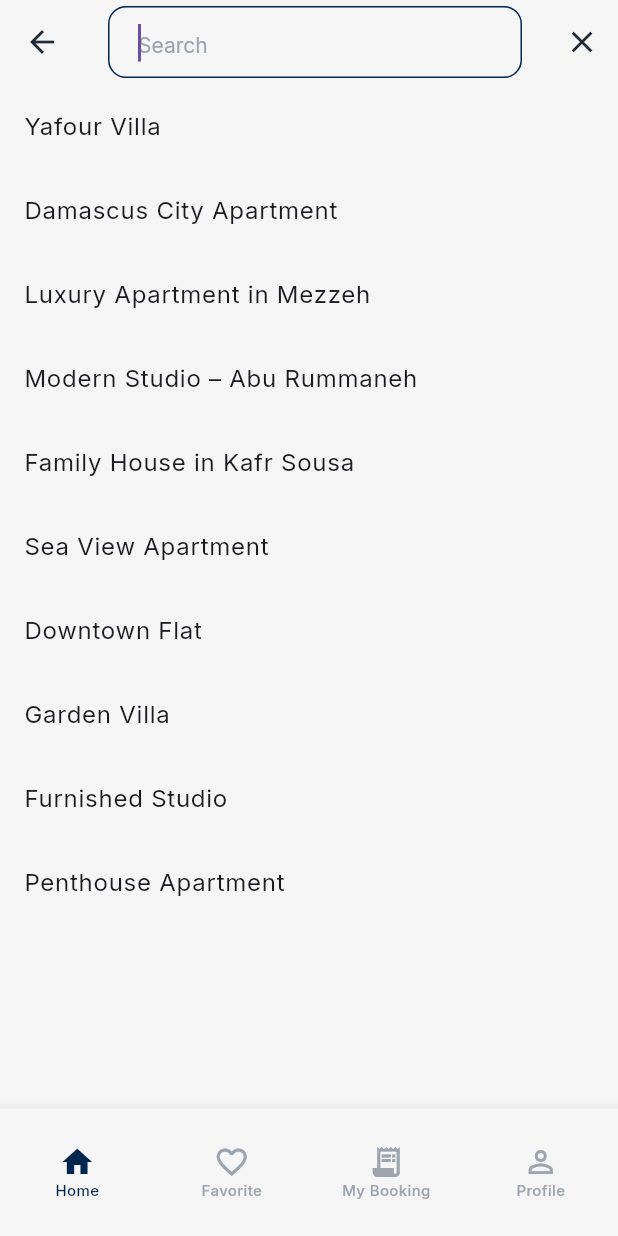
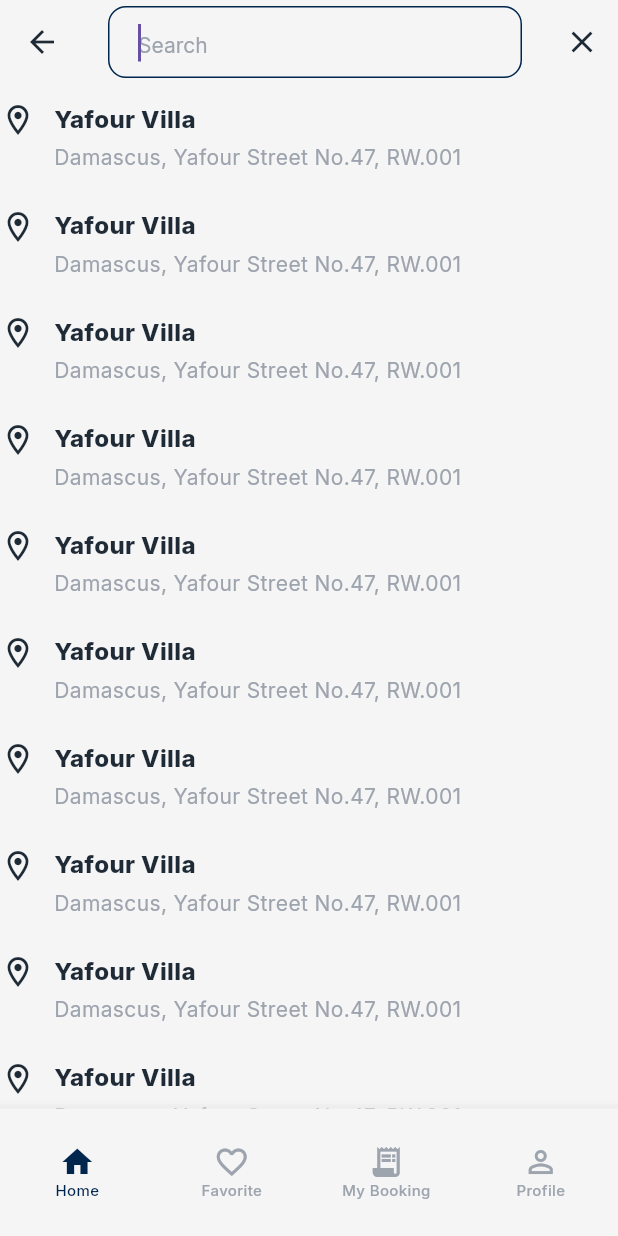
Before and after one commit to ILemonshotI/Simsar_Rent_Application, a Flutter app: the HomeScreen screen opened by its route, after a tap on "Search Property", on a phone screen of 412 x 824 dp. Run offline on Flutter 3.47's test engine with Material 3 defaults, Android fonts, the phone set to English and light mode, and no system bars; our stand-ins replace dio, go_router, google_fonts, image_picker.

Commit message:
working filtering button

```diff
--- a/lib/Custom_Widgets/Text_Fields/search_field.dart
+++ b/lib/Custom_Widgets/Text_Fields/search_field.dart
@@ -2,28 +2,34 @@ import 'package:flutter/material.dart';
 import 'package:simsar/utils/search_delegate.dart';
 import 'package:simsar/Theme/app_colors.dart';
 import 'package:simsar/Theme/text_theme.dart';
+import 'package:simsar/Models/property_model.dart';
+import 'package:simsar/Models/filter_model.dart';
+
 class SPropertySearchBar extends StatelessWidget {
-  final List<String> sourceList;
-  final Function(String) onSelected;
+  final List<Property> propertiesList;
+  final Function(Property) onSelected;
+  final VoidCallback onFilterTap;
 
   const SPropertySearchBar({
     super.key,
-    required this.sourceList,
-    required this.onSelected
+    required this.propertiesList,
+    required this.onSelected,
+    required this.onFilterTap,
   });
 
   @override
   Widget build(BuildContext context) {
-    return GestureDetector(
+    return InkWell(
       onTap: () async {
         // This triggers the full-screen search logic
-        final String? selected = await showSearch<String>(
+        final Property? selectedProperty = await showSearch<Property?>(
           context: context,
-          delegate: ApartmentSearchDelegate(sourceList),
+          delegate: ApartmentSearchDelegate(propertiesList),
         );
 
-        if (selected != null && selected.isNotEmpty) {
-          onSelected(selected);
+        if (selectedProperty != null) {
+           onSelected(selectedProperty);
+           print(selectedProperty.title);
         }
       },
       child: Container(
@@ -44,7 +50,10 @@ class SPropertySearchBar extends StatelessWidget {
                 style: STextTheme.lightTextTheme.bodyMedium, // Replace with STextTheme hint style
               ),
             ),
-            const Icon(Icons.tune_rounded, color: SAppColors.secondaryDarkBlue),
+            IconButton(
+            onPressed: onFilterTap,
+            icon: const Icon(Icons.tune_rounded, color: SAppColors.secondaryDarkBlue),
+          ),
           ],
         ),
       ),
--- /dev/null
+++ b/lib/Custom_Widgets/Tiles/apartment_search_tile.dart
@@ -0,0 +1,67 @@
+import 'package:flutter/material.dart';
+import 'package:simsar/Models/property_model.dart';
+import 'package:simsar/Theme/app_colors.dart';
+import 'package:simsar/Theme/text_theme.dart';
+class ApartmentSearchTile extends StatelessWidget {
+  final Property property;
+  final VoidCallback onTap;
+
+
+  const ApartmentSearchTile({
+    super.key,
+    required this.property,
+    required this.onTap,
+  });
+
+  @override
+  Widget build(BuildContext context) {
+    return Material(
+      color: Colors.transparent,
+      child: InkWell(
+        onTap: onTap,
+        child: Padding(
+          padding: const EdgeInsets.symmetric(vertical: 12),
+          child: Row(
+            crossAxisAlignment: CrossAxisAlignment.start,
+            children: [
+              // Icon
+              Icon(
+                Icons.location_on_outlined,
+                size: 24,
+                color: SAppColors.textGray,
+              ),
+
+              const SizedBox(width: 12),
+
+              // Texts
+              Expanded(
+                child: Column(
+                  crossAxisAlignment: CrossAxisAlignment.start,
+                  children: [
+                    // Property title
+                    Text(
+                      property.title,
+                      style: STextTheme.lightTextTheme.titleMedium!.copyWith(fontWeight: FontWeight.w800),
+                      maxLines: 1,
+                      overflow: TextOverflow.ellipsis,
+                    ),
+
+                    const SizedBox(height: 4),
+
+                    // Location
+                    Text(
+                      "${property.province}, ${property.city}",
+                      style: STextTheme.lightTextTheme.bodyMedium,
+                      maxLines: 1,
+                      overflow: TextOverflow.ellipsis,
+                    ),
+                  ],
+                ),
+              ),
+            ],
+          ),
+        ),
+      ),
+    );
+  }
+}
--- a/lib/Custom_Widgets/Tiles/property_tile.dart
+++ b/lib/Custom_Widgets/Tiles/property_tile.dart
@@ -68,7 +68,7 @@ class PropertyTile extends StatelessWidget {
                         const SizedBox(width: 4),
                         Expanded(
                           child: Text(
-                            property.location,
+                            "${property.province}, ${property.city}",
                             style: STextTheme.lightTextTheme.bodySmall,
                             maxLines: 1,
                             overflow: TextOverflow.ellipsis,
@@ -78,7 +78,7 @@ class PropertyTile extends StatelessWidget {
                     ),
                     const SizedBox(height: 4),
                     Text(
-                      '\$${property.pricePerMonth.toInt()}/night',
+                      '\$${property.pricePerDay.toInt()}/night',
                       style: STextTheme.lightTextTheme.displaySmall,
                     ),
                   ],
--- a/lib/Models/property_model.dart
+++ b/lib/Models/property_model.dart
@@ -1,13 +1,14 @@
 class Property {
   final String title;
-  final String location;
-  final double pricePerMonth;
+  final String province;
+  final String city;
+  final double pricePerDay;
   final List<String> images;
   final int bedrooms;
   final int bathrooms;
   final int areaSqft;
   final int buildYear;
-  final String parking;
+  final bool parking;
   final String status;
   final String description;
 
@@ -17,8 +18,9 @@ class Property {
 
   Property({
     required this.title,
-    required this.location,
-    required this.pricePerMonth,
+    required this.province,
+    required this.city,
+    required this.pricePerDay,
     required this.images,
     required this.bedrooms,
     required this.bathrooms,
--- a/lib/Screens/home_screen.dart
+++ b/lib/Screens/home_screen.dart
@@ -1,13 +1,12 @@
 import 'package:flutter/material.dart';
 import 'package:go_router/go_router.dart';
-
 import 'package:simsar/Custom_Widgets/Tiles/property_tile.dart';
 import 'package:simsar/Custom_Widgets/Tiles/home_header.dart';
 import 'package:simsar/Custom_Widgets/Text_Fields/search_field.dart';
-
 import 'package:simsar/Models/property_model.dart';
 import 'package:simsar/Theme/app_colors.dart';
-
+import 'package:simsar/Models/filter_model.dart';
+import 'package:simsar/Custom_Widgets/Tiles/filter_sheet.dart';
 class HomeScreen extends StatefulWidget {
   const HomeScreen({super.key});
 
@@ -18,12 +17,29 @@ class HomeScreen extends StatefulWidget {
 class _HomeScreenState extends State<HomeScreen> {
 
   late List<Property> filteredProperties;
+  PropertyFilter activeFilter = PropertyFilter();
 
   @override
   void initState() {
     super.initState();
     // Initially show all properties
     filteredProperties = List.from(properties);
+  }
+
+void _applyFilters(PropertyFilter newFilter) {
+    setState(() {
+      activeFilter = newFilter;
+      filteredProperties = properties.where((p) {
+        // 1. Filter by Location
+        final matchesLocation = activeFilter.location == null || p.province == activeFilter.location;
+        // 2. Filter by Price
+        final matchesPrice = p.pricePerDay >= activeFilter.minPrice && p.pricePerDay <= activeFilter.maxPrice;
+        // 3. Filter by Type (Assuming your Property model has a 'type' field)
+        // final matchesType = activeFilter.propertyTypes.isEmpty || activeFilter.propertyTypes.contains(p.type);
+
+        return matchesLocation && matchesPrice;
+      }).toList();
+    });
   }
 
   @override
@@ -48,11 +64,12 @@ class _HomeScreenState extends State<HomeScreen> {
             // Search Bar
             Center(
               child: SPropertySearchBar(
-                sourceList: dummyPropertyNames,
-                onSelected: (selectedName) {
-                  // Just print the returned string for now
-                  print("Selected property: $selectedName");
+                propertiesList: properties,
+                onSelected: (selectedProperty) {
+                  // Just print the returned property for now
+                  print("Selected property: ${selectedProperty.title}");
             },
+                onFilterTap: () => showFilterSheet(context, activeFilter, _applyFilters),
             ),
             ),
 
@@ -97,16 +114,19 @@ class _HomeScreenState extends State<HomeScreen> {
     );
   }
 }
+
+
 final dummyProperty = Property(
   title: "Yafour Villa",
-  location: "Yafour Street No.47, RW.001",
-  pricePerMonth: 120.0,
+  province: "Damascus",
+  city: "Yafour Street No.47, RW.001",
+  pricePerDay: 120.0,
   images: ["assets/images/yafour_villa.jpg"],
   bedrooms: 2,
   bathrooms: 1,
   areaSqft: 450,
   buildYear: 2021,
-  parking: "Yes",
+  parking: true,
   status: "Active",
   description: "A cozy place to stay.",
   agent: Agent(
@@ -135,15 +155,3 @@ final List<Property> properties = [
   dummyProperty,
   dummyProperty,
 ];
-final List<String> dummyPropertyNames = [
-  "Yafour Villa",
-  "Damascus City Apartment",
-  "Luxury Apartment in Mezzeh",
-  "Modern Studio – Abu Rummaneh",
-  "Family House in Kafr Sousa",
-  "Sea View Apartment",
-  "Downtown Flat",
-  "Garden Villa",
-  "Furnished Studio",
-  "Penthouse Apartment",
-];
--- a/lib/Screens/login_screen.dart
+++ b/lib/Screens/login_screen.dart
@@ -10,7 +10,7 @@ import 'package:simsar/Custom_Widgets/Tiles/login_footer.dart';
 import 'package:simsar/Theme/app_colors.dart';
 import 'package:simsar/Network/api_client.dart';
 //import 'package:simsar/Screens/register_screen.dart';
-// import 'package:simsar/Screens/home_screen.dart';
+//import 'package:simsar/Screens/home_screen.dart';
 class LoginScreen extends StatefulWidget {
 
   const LoginScreen({super.key});
--- a/lib/Theme/app_theme.dart
+++ b/lib/Theme/app_theme.dart
@@ -1,5 +1,6 @@
 import 'package:flutter/material.dart';
 import 'package:google_fonts/google_fonts.dart';
+import 'package:simsar/Theme/slider_theme.dart';
 import 'package:simsar/Theme/text_theme.dart';
 import 'package:simsar/Theme/app_colors.dart';
 import 'package:simsar/Theme/text_input_field.dart';
@@ -8,6 +9,7 @@ import 'package:simsar/Theme/bottom_sheet_theme.dart';
 import 'package:simsar/Theme/elevated_button_theme.dart';
 import 'package:simsar/Theme/check_box_theme.dart';
 import 'package:simsar/Theme/segmented_button_theme.dart';
+import 'package:simsar/Theme/outlined_button_theme.dart';
 class   SAppTheme {
   SAppTheme._();
   static final ThemeData lightTheme = ThemeData(
@@ -22,6 +24,8 @@ class   SAppTheme {
   elevatedButtonTheme: SElevatedButtonTheme.lightElevatedButtonThemeData,
   segmentedButtonTheme: SSegmentedButtonTheme.lightSegmentedButtonThemeData,
   checkboxTheme: SCheckboxTheme.lightCheckboxTheme,
+  sliderTheme: SSliderTheme.lightThemeData,
+  outlinedButtonTheme: SOutlinedButtonTheme.lightOutlinedButtonThemeData,
   );
 
   static final ThemeData darkTheme = ThemeData(
@@ -36,5 +40,7 @@ class   SAppTheme {
   elevatedButtonTheme: SElevatedButtonTheme.darkElevatedButtonThemeData,
   segmentedButtonTheme: SSegmentedButtonTheme.darkSegmentedButtonThemeData,
   checkboxTheme: SCheckboxTheme.darkCheckboxTheme,
+  sliderTheme: SSliderTheme.darkThemeData,
+  outlinedButtonTheme: SOutlinedButtonTheme.darkOutlinedButtonThemeData,
   );
   }
--- /dev/null
+++ b/lib/Theme/outlined_button_theme.dart
@@ -0,0 +1,40 @@
+import 'package:flutter/material.dart';
+import 'package:simsar/Theme/app_colors.dart';
+
+class SOutlinedButtonTheme {
+  SOutlinedButtonTheme._();
+
+  static final OutlinedButtonThemeData lightOutlinedButtonThemeData = OutlinedButtonThemeData(
+    style: OutlinedButton.styleFrom(
+      elevation: 0,
+      foregroundColor: SAppColors.primaryBlue, // Text and icon color
+      backgroundColor: Colors.transparent,
+      side: const BorderSide(color: SAppColors.primaryBlue, width: 1.5), // The outline
+      padding: const EdgeInsets.symmetric(vertical: 8, horizontal: 24),
+      textStyle: const TextStyle(
+        fontSize: 18,
+        fontWeight: FontWeight.w400,
+      ),
+      shape: RoundedRectangleBorder(
+        borderRadius: BorderRadius.circular(8),
+      ),
+    ),
+  );
+
+  static final OutlinedButtonThemeData darkOutlinedButtonThemeData = OutlinedButtonThemeData(
+    style: OutlinedButton.styleFrom(
+      elevation: 0,
+      foregroundColor: SAppColors.primaryBlue,
+      backgroundColor: Colors.transparent,
+      side: const BorderSide(color: SAppColors.primaryBlue, width: 1.5),
+      padding: const EdgeInsets.symmetric(vertical: 8, horizontal: 24),
+      textStyle: const TextStyle(
+        fontSize: 18,
+        fontWeight: FontWeight.w400,
+      ),
+      shape: RoundedRectangleBorder(
+        borderRadius: BorderRadius.circular(8),
+      ),
+    ),
+  );
+}
--- /dev/null
+++ b/lib/Theme/slider_theme.dart
@@ -0,0 +1,54 @@
+import 'package:flutter/material.dart';
+import 'package:simsar/Theme/app_colors.dart';
+class SSliderTheme {
+  static SliderThemeData lightThemeData = SliderThemeData(
+    activeTrackColor: SAppColors.secondaryDarkBlue,
+    inactiveTrackColor: SAppColors.descriptionTextGray,
+    thumbColor: SAppColors.secondaryDarkBlue,
+    overlayColor: SAppColors.secondaryDarkBlue.withValues(alpha: 0.3),
+    trackHeight: 4.0,
+
+    // Standard Slider Shape
+    thumbShape: const RoundSliderThumbShape(enabledThumbRadius: 10.0),
+    overlayShape: const RoundSliderOverlayShape(overlayRadius: 20.0),
+
+    // --- MANDATORY FOR RANGE SLIDER ---
+    rangeThumbShape: const RoundRangeSliderThumbShape(enabledThumbRadius: 10.0),
+    rangeValueIndicatorShape: const PaddleRangeSliderValueIndicatorShape(),
+    // ----------------------------------
+
+    showValueIndicator: ShowValueIndicator.always, // Ensures labels show up
+    valueIndicatorColor: SAppColors.secondaryDarkBlue,
+    valueIndicatorTextStyle: const TextStyle(
+      color: Colors.white,
+      fontSize: 14,
+      fontWeight: FontWeight.bold,
+    ),
+  );
+
+  static SliderThemeData darkThemeData = SliderThemeData(
+    activeTrackColor: SAppColors.secondaryDarkBlue,
+    inactiveTrackColor: SAppColors.descriptionTextGray,
+    thumbColor: SAppColors.secondaryDarkBlue,
+    overlayColor: SAppColors.secondaryDarkBlue.withValues(alpha: 0.3),
+    trackHeight: 4.0,
+
+    // Standard Slider Shape
+    thumbShape: const RoundSliderThumbShape(enabledThumbRadius: 10.0),
+    overlayShape: const RoundSliderOverlayShape(overlayRadius: 20.0),
+
+    // --- MANDATORY FOR RANGE SLIDER ---
+    rangeThumbShape: const RoundRangeSliderThumbShape(enabledThumbRadius: 10.0),
+    rangeValueIndicatorShape: const PaddleRangeSliderValueIndicatorShape(),
+    // ----------------------------------
+
+    showValueIndicator: ShowValueIndicator.always, // Ensures labels show up
+    valueIndicatorColor: SAppColors.secondaryDarkBlue,
+    valueIndicatorTextStyle: const TextStyle(
+      color: Colors.white,
+      fontSize: 14,
+      fontWeight: FontWeight.bold,
+    ),
+  );
+
+}
--- a/lib/utils/search_delegate.dart
+++ b/lib/utils/search_delegate.dart
@@ -1,10 +1,11 @@
 import 'package:flutter/material.dart';
+import 'package:simsar/Models/property_model.dart';
+import 'package:simsar/Custom_Widgets/Tiles/apartment_search_tile.dart';
 
+class ApartmentSearchDelegate extends SearchDelegate<Property?> {
+  final List<Property> properties;
 
-class ApartmentSearchDelegate extends SearchDelegate<String> {
-  final List<String> apartments;
-
-  ApartmentSearchDelegate(this.apartments);
+  ApartmentSearchDelegate(this.properties);
 
   // Theme override to ensure the search page matches your app style
   @override
@@ -26,7 +27,7 @@ class ApartmentSearchDelegate extends SearchDelegate<String> {
   Widget? buildLeading(BuildContext context) {
     return IconButton(
       icon: const Icon(Icons.arrow_back),
-      onPressed: () => close(context, ''),
+      onPressed: () => close(context, null),
     );
   }
 
@@ -38,16 +39,20 @@ class ApartmentSearchDelegate extends SearchDelegate<String> {
 
   // Logic: Filters the list based on the user's 'query'
   Widget _buildFilteredList() {
-    final results = apartments
-        .where((name) => name.toLowerCase().contains(query.toLowerCase()))
-        .toList();
+    final results = properties.where((property) {
+      return property.title
+          .toLowerCase()
+          .contains(query.toLowerCase());
+    }).toList();
 
     return ListView.builder(
       itemCount: results.length,
       itemBuilder: (context, index) {
-        return ListTile(
-          title: Text(results[index]),
-          onTap: () => close(context, results[index]),
+        final property = results[index];
+
+        return ApartmentSearchTile(
+          property: property,
+          onTap: () => close(context, property),
         );
       },
     );
```
Also changed, not shown: lib/Custom_Widgets/Tiles/filter_sheet.dart (added, +110 -0 lines), lib/Models/filter_model.dart (added, +23 -0 lines).
